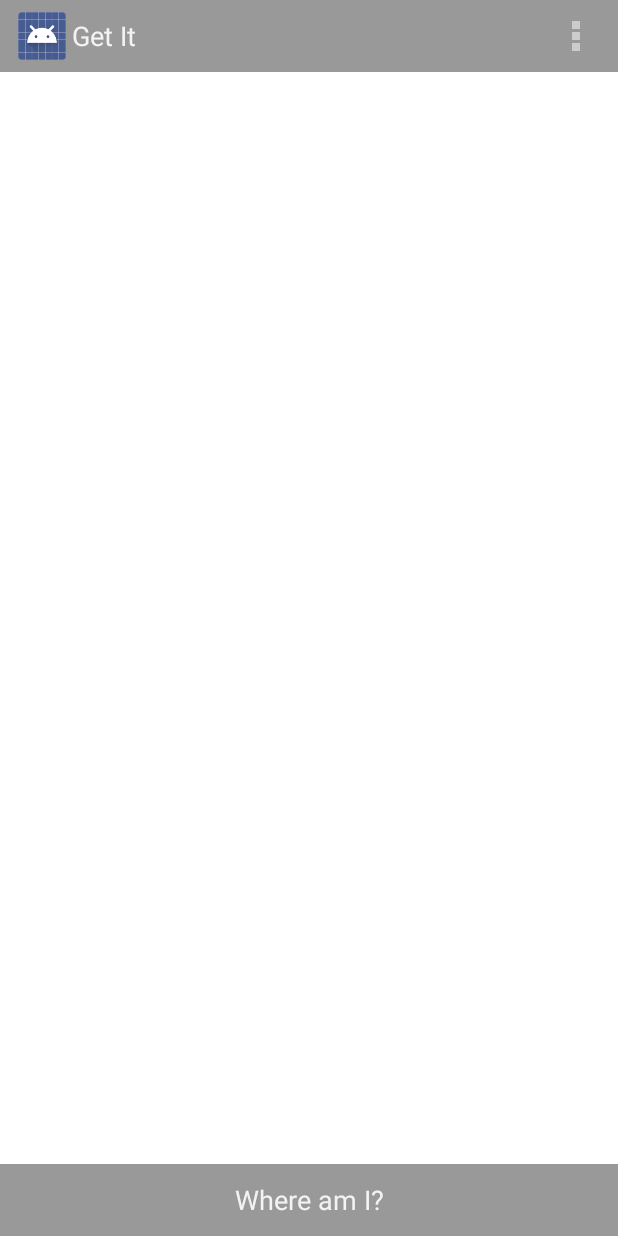
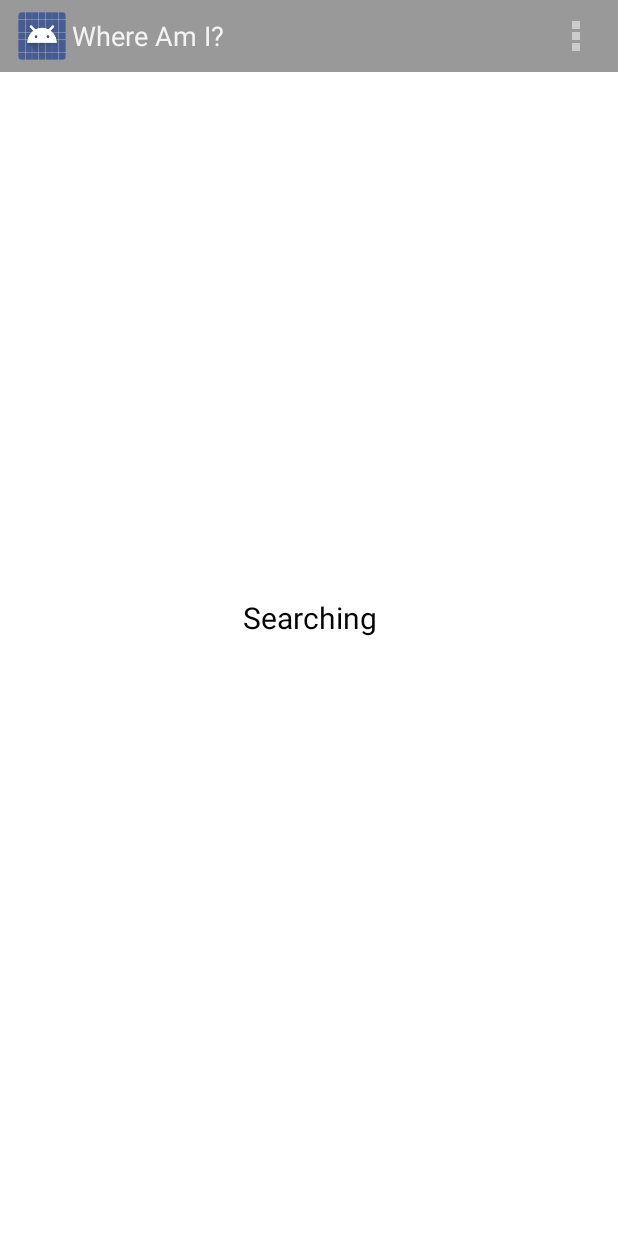
Before and after one commit to ewaterhouse/GetIt, an Android app: the screen it shows after launch (FullscreenActivity), on a phone screen of 412 x 824 dp. Run offline under Robolectric (Android 15) with nearby library versions, the phone set to English and light mode, and no system bars.

Commit message:
Changed to actively get the current location as long as the app is open.  Removed the command button.

```diff
--- a/GetIt/src/main/res/layout/activity_fullscreen.xml
+++ b/GetIt/src/main/res/layout/activity_fullscreen.xml
@@ -34,14 +34,6 @@
             android:orientation="horizontal"
             tools:ignore="UselessParent">
 
-            <Button android:id="@+id/dummy_button"
-                style="?buttonBarButtonStyle"
-                android:layout_width="0dp"
-                android:layout_height="wrap_content"
-                android:layout_weight="1"
-                android:onClick="onButtonClick"
-                android:text="@string/dummy_button" />
-
         </LinearLayout>
     </FrameLayout>
 
--- a/GetIt/src/main/res/menu/fullscreen_activity_actions.xml
+++ b/GetIt/src/main/res/menu/fullscreen_activity_actions.xml
@@ -1,7 +1,6 @@
 <?xml version="1.0" encoding="utf-8"?>
 
 <menu xmlns:android="http://schemas.android.com/apk/res/android">
-    <!-- Settings, should always be in the overflow -->
     <item android:id="@+id/action_clear"
           android:title="@string/action_clear"
           android:showAsAction="never" />
--- a/GetIt/src/main/res/values/strings.xml
+++ b/GetIt/src/main/res/values/strings.xml
@@ -1,9 +1,9 @@
 <?xml version="1.0" encoding="utf-8"?>
 <resources>
 
-    <string name="app_name">Get It</string>
-    <string name="dummy_button">Where am I?</string>
+    <string name="app_name">Where Am I?</string>
     <string name="dummy_content"></string>
     <string name="action_clear">Clear Cache</string>
-
+    <string name="nolocationprovider">No enabled way to find the location</string>
+    <string name="searching">Searching</string>
 </resources>
```
Also changed, not shown: GetIt/build.gradle (added, +27 -0 lines), GetIt/src/main/java/com/ewaterhouse/getit/FullscreenActivity.java (+44 -22 lines).
